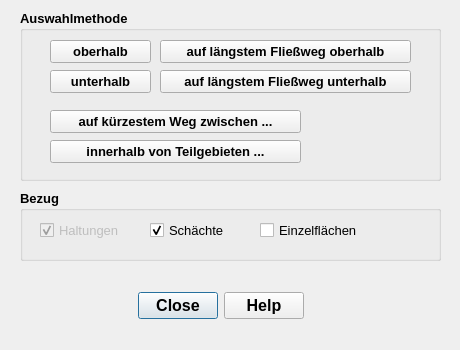
SonkeHoffmann/QKan-1, file qkan/selection/res/selection.ui: the form before one commit.
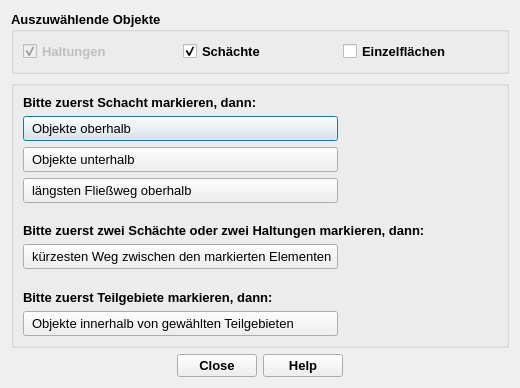
The form after the commit. Icons and pictures are not drawn.

```diff
--- a/qkan/selection/res/selection.ui
+++ b/qkan/selection/res/selection.ui
@@ -6,13 +6,13 @@
    <rect>
     <x>0</x>
     <y>0</y>
-    <width>460</width>
-    <height>350</height>
+    <width>520</width>
+    <height>388</height>
    </rect>
   </property>
   <property name="minimumSize">
    <size>
-    <width>460</width>
+    <width>500</width>
     <height>350</height>
    </size>
   </property>
@@ -23,87 +23,9 @@
    <iconset>
     <normaloff>../../QKan.png</normaloff>../../QKan.png</iconset>
   </property>
-  <widget class="QDialogButtonBox" name="button_box">
-   <property name="geometry">
-    <rect>
-     <x>80</x>
-     <y>290</y>
-     <width>281</width>
-     <height>32</height>
-    </rect>
-   </property>
-   <property name="font">
-    <font>
-     <family>Tahoma</family>
-     <pointsize>12</pointsize>
-     <weight>75</weight>
-     <bold>true</bold>
-    </font>
-   </property>
-   <property name="toolTip">
-    <string>&lt;html&gt;&lt;head/&gt;&lt;body&gt;&lt;p&gt;Erzeugung der Haltungsflächen starten ...&lt;/p&gt;&lt;/body&gt;&lt;/html&gt;</string>
-   </property>
-   <property name="statusTip">
-    <string>Erzeugung der Haltungsflächen starten ...</string>
-   </property>
-   <property name="orientation">
-    <enum>Qt::Horizontal</enum>
-   </property>
-   <property name="standardButtons">
-    <set>QDialogButtonBox::Close|QDialogButtonBox::Help</set>
-   </property>
-   <property name="centerButtons">
-    <bool>true</bool>
-   </property>
-  </widget>
-  <widget class="QLabel" name="lf_warning">
-   <property name="geometry">
-    <rect>
-     <x>-20</x>
-     <y>460</y>
-     <width>731</width>
-     <height>21</height>
-    </rect>
-   </property>
-   <property name="font">
-    <font>
-     <family>Tahoma</family>
-     <pointsize>10</pointsize>
-     <weight>75</weight>
-     <bold>true</bold>
-    </font>
-   </property>
-   <property name="toolTip">
-    <string extracomment="Anzahl der abhängig von den Filteroptionen zu berücksichtigenden ganzen Flächen"/>
-   </property>
-   <property name="statusTip">
-    <string extracomment="Anzahl der abhängig von den Filteroptionen zu berücksichtigenden ganzen Flächen"/>
-   </property>
-   <property name="styleSheet">
-    <string notr="true">color: rgb(255, 0, 0);</string>
-   </property>
-   <property name="frameShape">
-    <enum>QFrame::NoFrame</enum>
-   </property>
-   <property name="text">
-    <string/>
-   </property>
-   <property name="alignment">
-    <set>Qt::AlignLeading|Qt::AlignLeft|Qt::AlignTop</set>
-   </property>
-   <property name="wordWrap">
-    <bool>true</bool>
-   </property>
-  </widget>
+  <layout class="QVBoxLayout" name="verticalLayout_2">
+   <item>
   <widget class="QGroupBox" name="gb_choiceObjects">
-   <property name="geometry">
-    <rect>
-     <x>20</x>
-     <y>190</y>
-     <width>421</width>
-     <height>71</height>
-    </rect>
-   </property>
    <property name="font">
     <font>
      <family>Tahoma</family>
@@ -113,26 +35,20 @@
     </font>
    </property>
    <property name="title">
-    <string>Bezug</string>
-   </property>
+      <string>Auszuwählende Objekte</string>
+     </property>
+     <layout class="QHBoxLayout" name="horizontalLayout">
+      <item>
    <widget class="QCheckBox" name="cb_selectHaltungen">
     <property name="enabled">
      <bool>false</bool>
     </property>
-    <property name="geometry">
-     <rect>
-      <x>20</x>
-      <y>30</y>
-      <width>101</width>
-      <height>21</height>
-     </rect>
-    </property>
     <property name="font">
      <font>
       <family>Tahoma</family>
       <pointsize>10</pointsize>
-      <weight>50</weight>
-      <bold>false</bold>
+          <weight>75</weight>
+          <bold>true</bold>
      </font>
     </property>
     <property name="toolTip">
@@ -151,21 +67,15 @@
      <bool>true</bool>
     </property>
    </widget>
+      </item>
+      <item>
    <widget class="QCheckBox" name="cb_selectSchaechte">
-    <property name="geometry">
-     <rect>
-      <x>130</x>
-      <y>30</y>
-      <width>101</width>
-      <height>21</height>
-     </rect>
-    </property>
     <property name="font">
      <font>
       <family>Tahoma</family>
       <pointsize>10</pointsize>
-      <weight>50</weight>
-      <bold>false</bold>
+          <weight>75</weight>
+          <bold>true</bold>
      </font>
     </property>
     <property name="toolTip">
@@ -181,21 +91,15 @@
      <bool>true</bool>
     </property>
    </widget>
+      </item>
+      <item>
    <widget class="QCheckBox" name="cb_selectFlaechen">
-    <property name="geometry">
-     <rect>
-      <x>240</x>
-      <y>30</y>
-      <width>101</width>
-      <height>21</height>
-     </rect>
-    </property>
     <property name="font">
      <font>
       <family>Tahoma</family>
       <pointsize>10</pointsize>
-      <weight>50</weight>
-      <bold>false</bold>
+          <weight>75</weight>
+          <bold>true</bold>
      </font>
     </property>
     <property name="toolTip">
@@ -208,16 +112,12 @@
      <string>Einzelflächen</string>
     </property>
    </widget>
-  </widget>
+      </item>
+     </layout>
+    </widget>
+   </item>
+   <item>
   <widget class="QGroupBox" name="gb_choiceObjects_2">
-   <property name="geometry">
-    <rect>
-     <x>20</x>
-     <y>10</y>
-     <width>421</width>
-     <height>171</height>
-    </rect>
-   </property>
    <property name="font">
     <font>
      <family>Tahoma</family>
@@ -227,17 +127,11 @@
     </font>
    </property>
    <property name="title">
-    <string>Auswahlmethode</string>
-   </property>
-   <widget class="QPushButton" name="pushButton_2">
-    <property name="geometry">
-     <rect>
-      <x>30</x>
-      <y>130</y>
-      <width>251</width>
-      <height>23</height>
-     </rect>
-    </property>
+      <string/>
+     </property>
+     <layout class="QVBoxLayout" name="verticalLayout">
+      <item>
+       <widget class="QLabel" name="label">
     <property name="font">
      <font>
       <family>Tahoma</family>
@@ -247,115 +141,233 @@
      </font>
     </property>
     <property name="text">
-     <string>innerhalb von Teilgebieten ...</string>
-    </property>
-   </widget>
+         <string>Bitte zuerst Schacht markieren, dann:</string>
+        </property>
+       </widget>
+      </item>
+      <item alignment="Qt::AlignLeft">
    <widget class="QPushButton" name="pushButton">
-    <property name="geometry">
-     <rect>
-      <x>30</x>
-      <y>30</y>
-      <width>101</width>
-      <height>23</height>
-     </rect>
+        <property name="minimumSize">
+         <size>
+          <width>315</width>
+          <height>25</height>
+         </size>
     </property>
     <property name="font">
      <font>
       <family>Tahoma</family>
       <pointsize>10</pointsize>
-      <weight>75</weight>
-      <bold>true</bold>
-     </font>
-    </property>
+          <weight>50</weight>
+          <bold>false</bold>
+          <kerning>true</kerning>
+         </font>
+        </property>
+        <property name="styleSheet">
+         <string notr="true">QPushButton {
+    text-align: left;
+    padding-left: 8px;
+}</string>
+        </property>
     <property name="text">
-     <string>oberhalb</string>
-    </property>
-   </widget>
+         <string>Objekte oberhalb</string>
+        </property>
+       </widget>
+      </item>
+      <item alignment="Qt::AlignLeft">
    <widget class="QPushButton" name="pushButton_3">
-    <property name="geometry">
-     <rect>
-      <x>30</x>
-      <y>60</y>
-      <width>101</width>
-      <height>23</height>
-     </rect>
+        <property name="minimumSize">
+         <size>
+          <width>315</width>
+          <height>25</height>
+         </size>
     </property>
     <property name="font">
      <font>
       <family>Tahoma</family>
       <pointsize>10</pointsize>
-      <weight>75</weight>
-      <bold>true</bold>
-     </font>
-    </property>
-    <property name="text">
-     <string>unterhalb</string>
-    </property>
-   </widget>
-   <widget class="QPushButton" name="pushButton_4">
-    <property name="geometry">
-     <rect>
-      <x>30</x>
-      <y>100</y>
-      <width>251</width>
-      <height>23</height>
-     </rect>
-    </property>
-    <property name="font">
-     <font>
-      <family>Tahoma</family>
-      <pointsize>10</pointsize>
-      <weight>75</weight>
-      <bold>true</bold>
-     </font>
-    </property>
+          <weight>50</weight>
+          <bold>false</bold>
+         </font>
+        </property>
+        <property name="styleSheet">
+         <string notr="true">QPushButton {
+    text-align: left;
+    padding-left: 8px;
+}</string>
+        </property>
     <property name="text">
-     <string>auf kürzestem Weg zwischen ...</string>
-    </property>
-   </widget>
+         <string>Objekte unterhalb</string>
+        </property>
+       </widget>
+      </item>
+      <item alignment="Qt::AlignLeft">
    <widget class="QPushButton" name="pushButton_5">
-    <property name="geometry">
-     <rect>
-      <x>140</x>
-      <y>30</y>
-      <width>251</width>
-      <height>23</height>
-     </rect>
+        <property name="minimumSize">
+         <size>
+          <width>315</width>
+          <height>25</height>
+         </size>
     </property>
     <property name="font">
      <font>
       <family>Tahoma</family>
       <pointsize>10</pointsize>
+          <weight>50</weight>
+          <bold>false</bold>
+         </font>
+        </property>
+        <property name="styleSheet">
+         <string notr="true">QPushButton {
+    text-align: left;
+    padding-left: 8px;
+}</string>
+        </property>
+        <property name="text">
+         <string>längsten Fließweg oberhalb</string>
+        </property>
+       </widget>
+      </item>
+      <item>
+       <spacer name="verticalSpacer_3">
+        <property name="orientation">
+         <enum>Qt::Vertical</enum>
+        </property>
+        <property name="sizeHint" stdset="0">
+         <size>
+          <width>20</width>
+          <height>40</height>
+         </size>
+        </property>
+       </spacer>
+      </item>
+      <item>
+       <widget class="QLabel" name="label_2">
+        <property name="font">
+         <font>
+          <family>Tahoma</family>
+          <pointsize>10</pointsize>
       <weight>75</weight>
       <bold>true</bold>
      </font>
     </property>
     <property name="text">
-     <string>auf längstem Fließweg oberhalb</string>
-    </property>
-   </widget>
-   <widget class="QPushButton" name="pushButton_6">
-    <property name="geometry">
-     <rect>
-      <x>140</x>
-      <y>60</y>
-      <width>251</width>
-      <height>23</height>
-     </rect>
+         <string>Bitte zuerst zwei Schächte oder zwei Haltungen markieren, dann:</string>
+        </property>
+       </widget>
+      </item>
+      <item alignment="Qt::AlignLeft">
+       <widget class="QPushButton" name="pushButton_4">
+        <property name="minimumSize">
+         <size>
+          <width>315</width>
+          <height>25</height>
+         </size>
     </property>
     <property name="font">
      <font>
       <family>Tahoma</family>
       <pointsize>10</pointsize>
+          <weight>50</weight>
+          <bold>false</bold>
+         </font>
+        </property>
+        <property name="styleSheet">
+         <string notr="true">QPushButton {
+    text-align: left;
+    padding-left: 8px;
+}</string>
+        </property>
+        <property name="text">
+         <string>kürzesten Weg zwischen den markierten Elementen</string>
+        </property>
+       </widget>
+      </item>
+      <item>
+       <spacer name="verticalSpacer_2">
+        <property name="orientation">
+         <enum>Qt::Vertical</enum>
+        </property>
+        <property name="sizeHint" stdset="0">
+         <size>
+          <width>20</width>
+          <height>40</height>
+         </size>
+        </property>
+       </spacer>
+      </item>
+      <item>
+       <widget class="QLabel" name="label_3">
+        <property name="font">
+         <font>
+          <family>Tahoma</family>
+          <pointsize>10</pointsize>
       <weight>75</weight>
       <bold>true</bold>
      </font>
     </property>
     <property name="text">
-     <string>auf längstem Fließweg unterhalb</string>
-    </property>
-   </widget>
-  </widget>
+         <string>Bitte zuerst Teilgebiete markieren, dann:</string>
+        </property>
+       </widget>
+      </item>
+      <item alignment="Qt::AlignLeft">
+       <widget class="QPushButton" name="pushButton_2">
+        <property name="minimumSize">
+         <size>
+          <width>315</width>
+          <height>25</height>
+         </size>
+        </property>
+        <property name="font">
+         <font>
+          <family>Tahoma</family>
+          <pointsize>10</pointsize>
+          <weight>50</weight>
+          <bold>false</bold>
+         </font>
+        </property>
+        <property name="styleSheet">
+         <string notr="true">QPushButton {
+    text-align: left;
+    padding-left: 8px;
+}</string>
+        </property>
+        <property name="text">
+         <string>Objekte innerhalb von gewählten Teilgebieten</string>
+        </property>
+       </widget>
+      </item>
+     </layout>
+    </widget>
+   </item>
+   <item>
+    <widget class="QDialogButtonBox" name="button_box">
+     <property name="font">
+      <font>
+       <family>Tahoma</family>
+       <pointsize>10</pointsize>
+       <weight>75</weight>
+       <bold>true</bold>
+      </font>
+     </property>
+     <property name="toolTip">
+      <string/>
+     </property>
+     <property name="statusTip">
+      <string/>
+     </property>
+     <property name="orientation">
+      <enum>Qt::Horizontal</enum>
+     </property>
+     <property name="standardButtons">
+      <set>QDialogButtonBox::Close|QDialogButtonBox::Help</set>
+     </property>
+     <property name="centerButtons">
+      <bool>true</bool>
+     </property>
+    </widget>
+   </item>
+  </layout>
  </widget>
  <resources/>
  <connections>
```
Left out of the diff: 2 changed lines with no effect on the pictures. Lines whose indentation alone changed are shown as unchanged.
